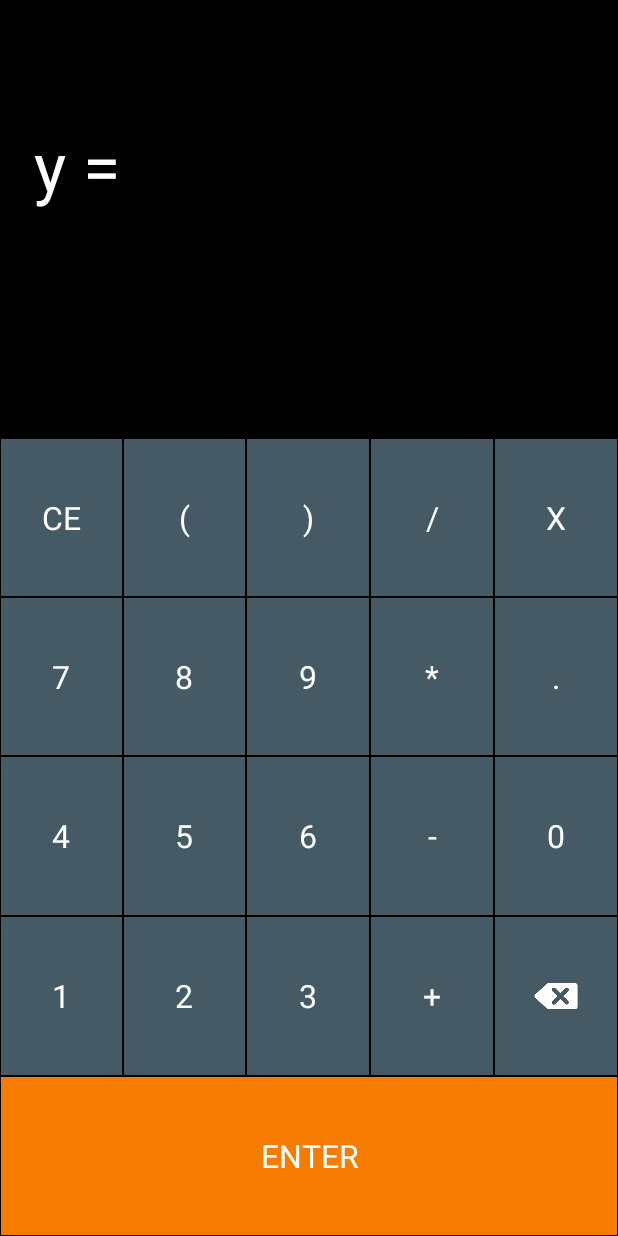
After one commit to snoopcock/CoolEngiCalculator, an Android app: the EnterGraphActivity screen opened directly, with no data from a screen before it, on a phone screen of 412 x 824 dp. The commit adds this screen. Run offline under Robolectric (Android 15) with nearby library versions, the phone set to English and light mode, and no system bars.

Commit message:
added enter design

```diff
--- a/app/src/main/AndroidManifest.xml
+++ b/app/src/main/AndroidManifest.xml
@@ -9,6 +9,8 @@
             android:roundIcon="@mipmap/ic_launcher_round"
             android:supportsRtl="true"
             android:theme="@style/AppTheme">
+        <activity android:name=".EnterGraphActivity">
+        </activity>
         <activity android:name=".EngiLandCalcActivity">
         </activity>
         <activity
--- /dev/null
+++ b/app/src/main/java/com/example/coolcalculator/EnterGraphActivity.kt
@@ -0,0 +1,15 @@
+package com.example.coolcalculator
+
+import android.os.Bundle
+import androidx.appcompat.app.AppCompatActivity
+
+class EnterGraphActivity : AppCompatActivity() {
+
+    override fun onCreate(savedInstanceState: Bundle?) {
+        super.onCreate(savedInstanceState)
+        setContentView(R.layout.activity_enter_graph)
+
+        getSupportActionBar()!!.hide()
+
+    }
+}
--- a/app/src/main/java/com/example/coolcalculator/MainActivity.kt
+++ b/app/src/main/java/com/example/coolcalculator/MainActivity.kt
@@ -29,5 +29,4 @@ class MainActivity : AppCompatActivity() {
             startActivity(intent)
         }
     }
-
 }
--- /dev/null
+++ b/app/src/main/res/layout/activity_enter_graph.xml
@@ -0,0 +1,182 @@
+<?xml version="1.0" encoding="utf-8"?>
+
+<LinearLayout xmlns:android="http://schemas.android.com/apk/res/android"
+              xmlns:app="http://schemas.android.com/apk/res-auto"
+              android:layout_width="match_parent"
+              android:layout_height="match_parent"
+              android:background="@android:color/black"
+              android:orientation="vertical">
+
+    <LinearLayout android:layout_width="match_parent"
+                  android:layout_height="match_parent"
+                  android:orientation="vertical">
+
+        <TextView
+                android:id="@+id/tvEnterGraph"
+                android:layout_width="match_parent"
+                android:layout_height="80sp"
+                android:textColor="@color/textColor"
+                android:text=""/>
+        <LinearLayout
+                android:layout_width="match_parent"
+                android:layout_height="0dp"
+                android:layout_weight="1"
+                android:orientation="horizontal">
+            <TextView android:id="@+id/tvYEq"
+                      android:layout_width="100sp"
+                      android:layout_height="match_parent"
+                      android:text="  y = "
+                      android:textColor="@android:color/white"
+                      android:textSize="45sp"/>
+
+            <TextView
+                    android:id="@+id/tvFunction"
+                    android:layout_width="match_parent"
+                    android:layout_height="match_parent"
+                    android:textColor="@color/textColor"
+                    android:textSize="40sp"
+                    android:ellipsize="end"
+                    android:singleLine="true"/>
+        </LinearLayout>
+
+        <LinearLayout
+                android:layout_width="match_parent"
+                android:layout_height="0dp"
+                android:layout_weight="1"
+                android:orientation="horizontal">
+
+        </LinearLayout>
+
+        <LinearLayout
+                android:layout_width="match_parent"
+                android:layout_height="0dp"
+                android:layout_weight="1"
+                android:orientation="horizontal">
+
+            <TextView
+                    android:id="@+id/tvClear"
+                    style="@style/NumberButtonStyle"
+                    android:text="CE"/>
+            <TextView
+                    android:id="@+id/tvOpen"
+                    style="@style/NumberButtonStyle"
+                    android:text="("/>
+            <TextView
+                    android:id="@+id/tvClose"
+                    style="@style/NumberButtonStyle"
+                    android:text=")"/>
+            <TextView
+                    android:id="@+id/tvDevide"
+                    style="@style/NumberButtonStyle"
+                    android:text="/"/>
+            <TextView
+                    android:id="@+id/tvX"
+                    style="@style/NumberButtonStyle"
+                    android:text="X"/>
+
+        </LinearLayout>
+
+        <LinearLayout
+                android:layout_width="match_parent"
+                android:layout_height="0dp"
+                android:layout_weight="1"
+                android:orientation="horizontal">
+
+            <TextView
+                    android:id="@+id/tvSeven"
+                    style="@style/NumberButtonStyle"
+                    android:text="7"/>
+            <TextView
+                    android:id="@+id/tvEight"
+                    style="@style/NumberButtonStyle"
+                    android:text="8"/>
+            <TextView
+                    android:id="@+id/tvNine"
+                    style="@style/NumberButtonStyle"
+                    android:text="9"/>
+            <TextView
+                    android:id="@+id/tvMul"
+                    style="@style/NumberButtonStyle"
+                    android:text="*"/>
+            <TextView
+                    android:id="@+id/tvDot"
+                    style="@style/NumberButtonStyle"
+                    android:text="."/>
+
+        </LinearLayout>
+
+        <LinearLayout
+                android:layout_width="match_parent"
+                android:layout_height="0dp"
+                android:layout_weight="1"
+                android:orientation="horizontal">
+
+            <TextView
+                    android:id="@+id/tvFour"
+                    style="@style/NumberButtonStyle"
+                    android:text="4"/>
+            <TextView
+                    android:id="@+id/tvFive"
+                    style="@style/NumberButtonStyle"
+                    android:text="5"/>
+            <TextView
+                    android:id="@+id/tvSix"
+                    style="@style/NumberButtonStyle"
+                    android:text="6"/>
+            <TextView
+                    android:id="@+id/tvMinus"
+                    style="@style/NumberButtonStyle"
+                    android:text="-"/>
+            <TextView
+                    android:id="@+id/tvZero"
+                    style="@style/NumberButtonStyle"
+                    android:text="0"/>
+
+        </LinearLayout>
+
+        <LinearLayout
+                android:layout_width="match_parent"
+                android:layout_height="0dp"
+                android:layout_weight="1"
+                android:orientation="horizontal">
+
+            <TextView
+                    android:id="@+id/tvOne"
+                    style="@style/NumberButtonStyle"
+                    android:text="1"/>
+            <TextView
+                    android:id="@+id/tvTwo"
+                    style="@style/NumberButtonStyle"
+                    android:text="2"/>
+            <TextView
+                    android:id="@+id/tvThree"
+                    style="@style/NumberButtonStyle"
+                    android:text="3"/>
+            <TextView
+                    android:id="@+id/tvPlus"
+                    style="@style/NumberButtonStyle"
+                    android:text="+"/>
+            <ImageView
+                    android:id="@+id/tvBack"
+                    style="@style/NumberButtonStyle"
+                    android:src="@drawable/bssmall"
+                    android:scaleType="centerInside"/>
+
+        </LinearLayout>
+
+        <LinearLayout
+                android:layout_width="match_parent"
+                android:layout_height="0dp"
+                android:layout_weight="1"
+                android:orientation="horizontal">
+
+            <TextView
+                    android:id="@+id/tvEnter"
+                    style="@style/ActionButtonStyle"
+                    android:text="ENTER"/>
+
+        </LinearLayout>
+
+    </LinearLayout>
+
+</LinearLayout>
--- a/app/src/main/res/values/styles.xml
+++ b/app/src/main/res/values/styles.xml
@@ -51,6 +51,7 @@
         <item name="android:layout_margin">0.5dp</item>
     </style>
 
+
     <style name="AppTheme.NoActionBar">
         <item name="windowActionBar">false</item>
         <item name="windowNoTitle">true</item>
```
